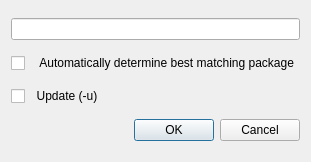
Above: src/conan_app_launcher/ui/modules/conan_install.ui from goszpeti/conan_explorer before the change. Below: the same form after it.
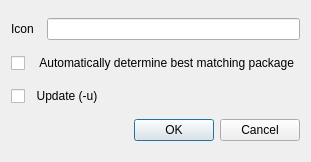
That is the form after the change. Custom widgets are drawn as their Qt base class.

Commit message: Update all testcases to use only locally built pkgs with own conan server instance

Diff of the .ui file:
```diff
--- a/src/conan_app_launcher/ui/modules/conan_install.ui
+++ b/src/conan_app_launcher/ui/modules/conan_install.ui
@@ -15,7 +15,36 @@
   </property>
   <layout class="QVBoxLayout" name="verticalLayout">
    <item>
-    <widget class="QLineEdit" name="conan_ref_line_edit"/>
+    <layout class="QHBoxLayout" name="horizontalLayout">
+     <item>
+      <widget class="QLabel" name="install_icon">
+       <property name="sizePolicy">
+        <sizepolicy hsizetype="Fixed" vsizetype="Fixed">
+         <horstretch>0</horstretch>
+         <verstretch>0</verstretch>
+        </sizepolicy>
+       </property>
+       <property name="minimumSize">
+        <size>
+         <width>30</width>
+         <height>0</height>
+        </size>
+       </property>
+       <property name="maximumSize">
+        <size>
+         <width>30</width>
+         <height>16777215</height>
+        </size>
+       </property>
+       <property name="text">
+        <string>Icon</string>
+       </property>
+      </widget>
+     </item>
+     <item>
+      <widget class="ConanRefLineEdit" name="conan_ref_line_edit"/>
+     </item>
+    </layout>
    </item>
    <item>
     <widget class="QCheckBox" name="auto_install_check_box">
@@ -43,6 +72,13 @@
    </item>
   </layout>
  </widget>
+ <customwidgets>
+  <customwidget>
+   <class>ConanRefLineEdit</class>
+   <extends>QLineEdit</extends>
+   <header>conan_app_launcher.ui.common.conan_line_edit.h</header>
+  </customwidget>
+ </customwidgets>
  <resources/>
  <connections>
   <connection>
```
The commit also changes 21 other files.
